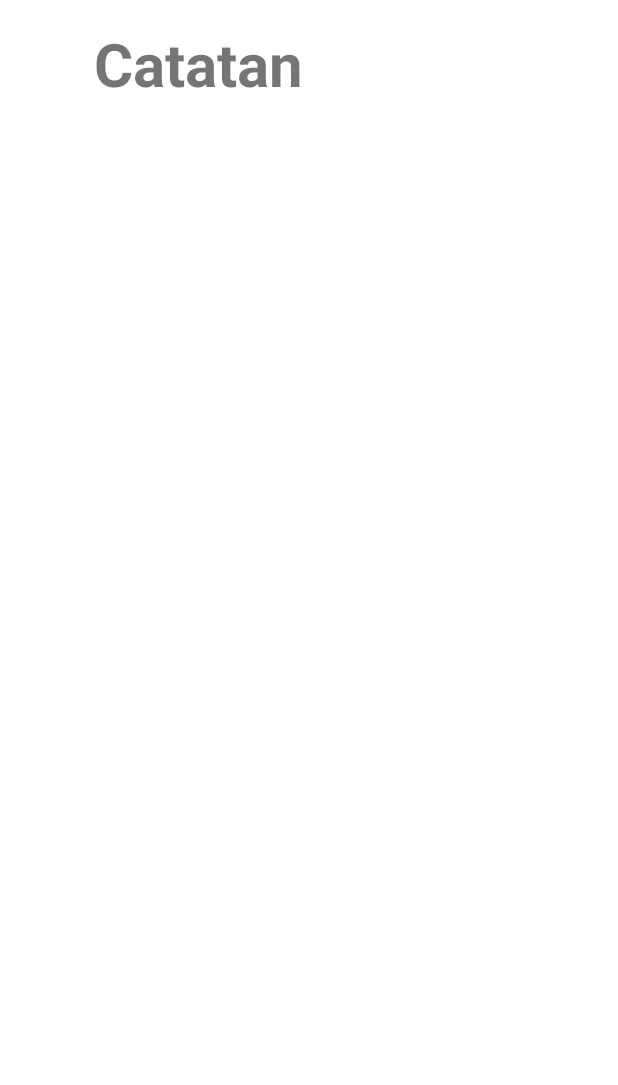
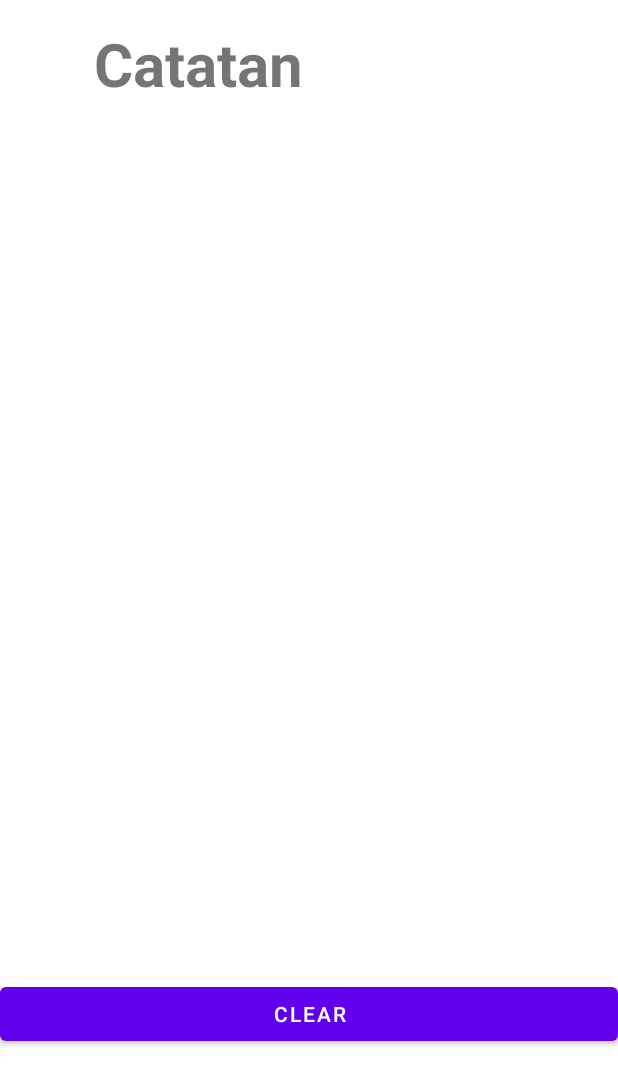
Before and after one commit to renggadiansa/calculator_android, an Android app: the History screen opened directly, with no data from a screen before it, on a phone screen of 412 x 824 dp. Shown: the top 1085 px of the screen. Run offline under Robolectric (Android 15) with nearby library versions, the phone set to English and light mode, and no system bars.

Commit message:
add button clear history

```diff
--- a/app/src/main/java/com/example/ulanganrengga/History.kt
+++ b/app/src/main/java/com/example/ulanganrengga/History.kt
@@ -1,10 +1,12 @@
 package com.example.ulanganrengga
 
 import android.annotation.SuppressLint
+import android.content.Intent
 import androidx.appcompat.app.AppCompatActivity
 import android.os.Bundle
 import android.provider.AlarmClock
 import android.widget.ArrayAdapter
+import android.widget.Button
 import android.widget.ListView
 
 class History : AppCompatActivity() {
@@ -17,6 +19,14 @@ class History : AppCompatActivity() {
         val listView = findViewById<ListView>(R.id.listView)
         listView.adapter = ArrayAdapter(this, android.R.layout.simple_list_item_1, jawaban)
 
+        val button = findViewById(R.id.btnclear) as Button
+
+        button.setOnClickListener{
+            listView.adapter = null
+        }
+
+
+
 
     }
 }
--- a/app/src/main/java/com/example/ulanganrengga/Home.kt
+++ b/app/src/main/java/com/example/ulanganrengga/Home.kt
@@ -66,6 +66,7 @@ class Home : AppCompatActivity() {
         val length = workingsTV.length()
         if(length > 0)
             workingsTV.text = workingsTV.text.subSequence(0, length - 1)
+        jawaban.add("$length")
     }
 
     fun equalsAction(view: View)
@@ -84,7 +85,7 @@ class Home : AppCompatActivity() {
 
         val result = addSubtractCalculate(timesDivision)
         return result.toString()
-        jawaban.add("$timesDivision")
+        jawaban.add("$result")
     }
 
     private fun addSubtractCalculate(passedList: MutableList<Any>): Float
@@ -155,6 +156,7 @@ class Home : AppCompatActivity() {
         }
 
         return newList
+        //jawaban.add("$newList")
     }
 
     private fun digitsOperators(): MutableList<Any>
@@ -178,7 +180,7 @@ class Home : AppCompatActivity() {
 
         return list
 
-        jawaban.add("$currentDigit")
+        jawaban.add("$list")
     }
 
 }
--- a/app/src/main/res/layout/activity_history.xml
+++ b/app/src/main/res/layout/activity_history.xml
@@ -36,5 +36,18 @@
         app:layout_constraintTop_toBottomOf="parent"
         app:layout_constraintVertical_bias="0.766" />
 
+    <Button
+        android:id="@+id/btnclear"
+        android:layout_width="match_parent"
+        android:layout_height="wrap_content"
+        app:layout_constraintBottom_toBottomOf="parent"
+        app:layout_constraintEnd_toEndOf="parent"
+        android:text="clear"
+        app:layout_constraintHorizontal_bias="0.200"
+        app:layout_constraintStart_toStartOf="parent"
+        app:layout_constraintTop_toTopOf="parent"
+        app:layout_constraintVertical_bias="0.840"
+        tools:ignore="MissingConstraints" />
+
 
 </androidx.constraintlayout.widget.ConstraintLayout>
```
